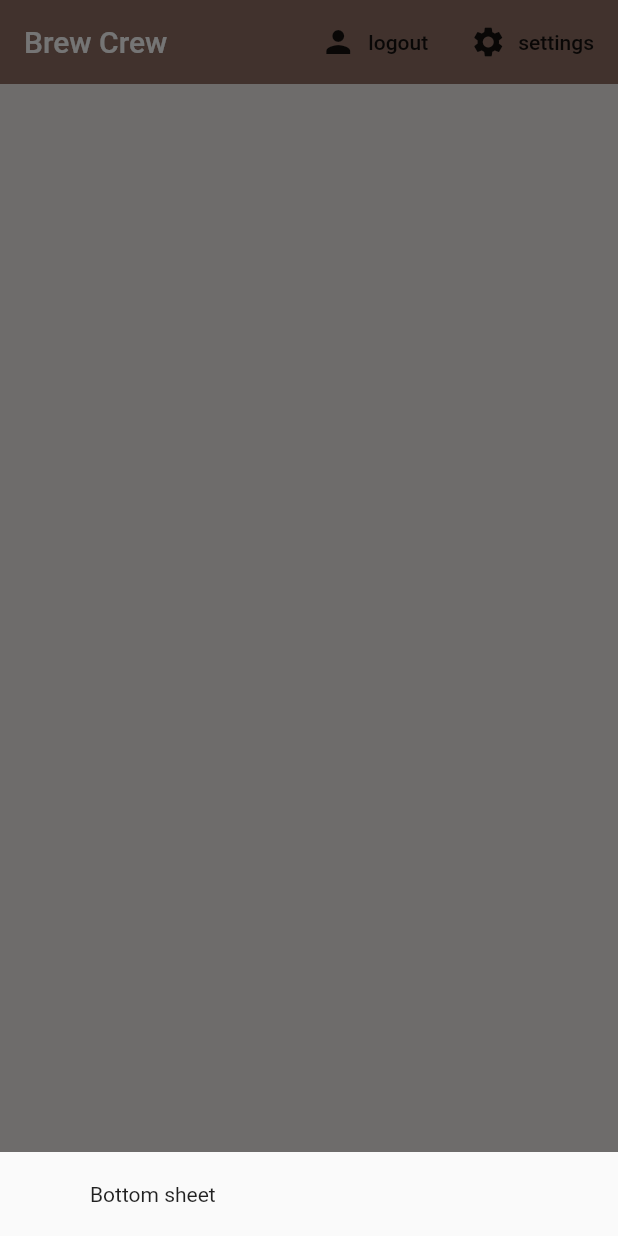
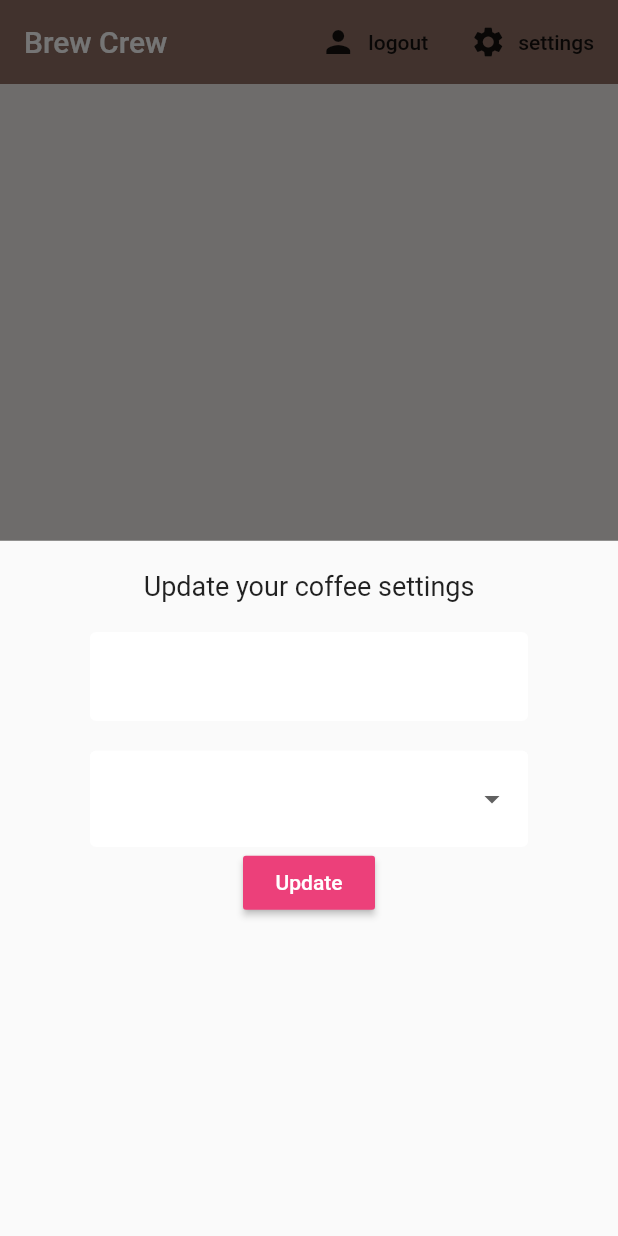
Before and after one commit to swapnil130501/Coffee-app, a Flutter app: the screen it shows once a user with an empty profile is signed in, after a tap on "settings", on a phone screen of 412 x 824 dp. Run offline on Flutter 3.47's test engine with Material 2 defaults, Android fonts, the phone set to English and light mode, and no system bars; our stand-ins replace cloud_firestore, firebase_auth, firebase_core, flutter_spinkit; accounts and stored records are empty.

Commit message:
Drop-downs

```diff
--- a/lib/screens/home/home.dart
+++ b/lib/screens/home/home.dart
@@ -1,5 +1,6 @@
 import 'package:coffee_app/models/brew.dart';
 import 'package:coffee_app/screens/home/brew_list.dart';
+import 'package:coffee_app/screens/home/settings_form.dart';
 import 'package:coffee_app/services/auth.dart';
 import 'package:flutter/material.dart';
 import 'package:coffee_app/services/auth.dart';
@@ -18,7 +19,7 @@ class Home extends StatelessWidget {
       {
         return Container(
           padding: EdgeInsets.symmetric(vertical: 20.0, horizontal: 60.0),
-          child: Text('Bottom sheet'),
+          child: SettingsForm(),
         );
       });
     }
--- /dev/null
+++ b/lib/screens/home/settings_form.dart
@@ -0,0 +1,66 @@
+import 'package:flutter/material.dart';
+import 'package:coffee_app/shared/constants.dart';
+class SettingsForm extends StatefulWidget {
+  const SettingsForm({Key? key}) : super(key: key);
+
+  @override
+  _SettingsFormState createState() => _SettingsFormState();
+}
+
+class _SettingsFormState extends State<SettingsForm> {
+
+
+  final _formKey = GlobalKey<FormState>();
+  final List<String> sugars = ['0', '1', '2', '3', '4'];
+
+  //form values
+  late String _currentName;
+  late String _currentSugars;
+  late int _currentStrength;
+  @override
+  Widget build(BuildContext context) {
+    return Form(
+      key: _formKey,
+      child: Column(
+        children: [
+          Text(
+              'Update your coffee settings',
+            style: TextStyle(fontSize: 18.0),
+       ),
+          SizedBox(height: 20),
+          TextFormField(
+            decoration: textInputDecoration,
+            validator: (val) => val!.isEmpty ? 'Please enter a name' : null,
+            onChanged: (val) => setState(() => _currentName = val),
+          ),
+          SizedBox(height: 20),
+          //drop down
+          DropdownButtonFormField<String>(
+            decoration: textInputDecoration,
+            // value: _currentSugars ?? '0' ,
+            items: sugars.map((sugar) {
+              return DropdownMenuItem(
+                value: sugar,
+                child: Text("$sugar sugars"),
+              );
+            }).toList(),
+            onChanged: (val) => setState(() => _currentSugars = val!),
+          ),
+          //slider
+          RaisedButton(
+            color: Colors.pink[400],
+            child: Text(
+              'Update',
+              style: TextStyle(color: Colors.white),
+            ),
+            onPressed: () async {
+              print(_currentName);
+              print(_currentSugars);
+              print(_currentStrength);
+            },
+          ),
+        ],
+      ),
+    );
+  }
+}
```
